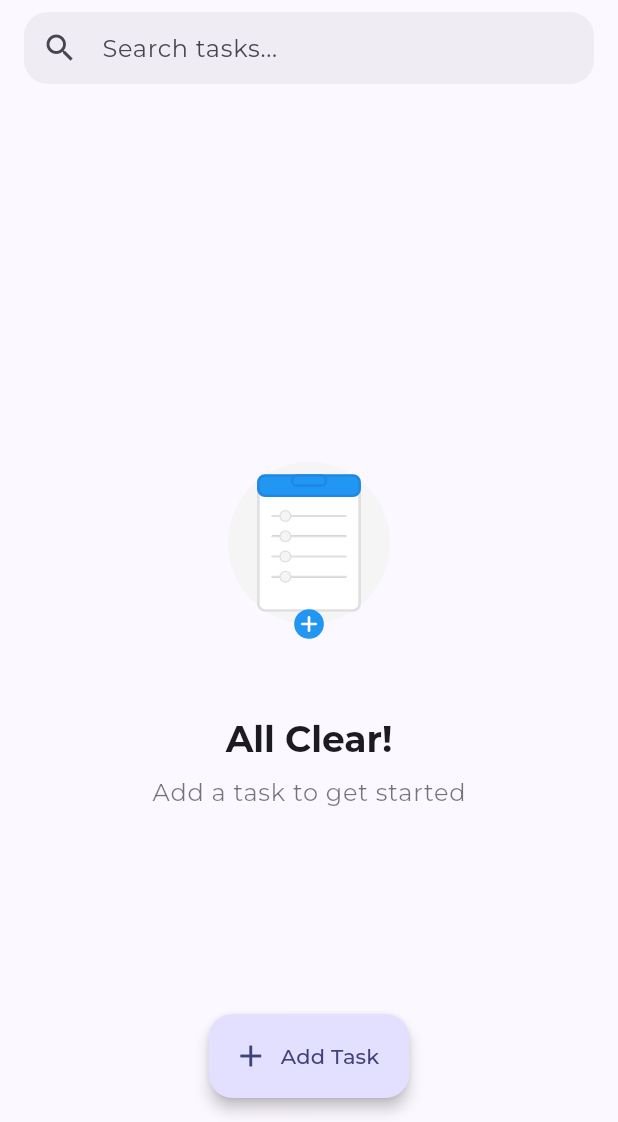
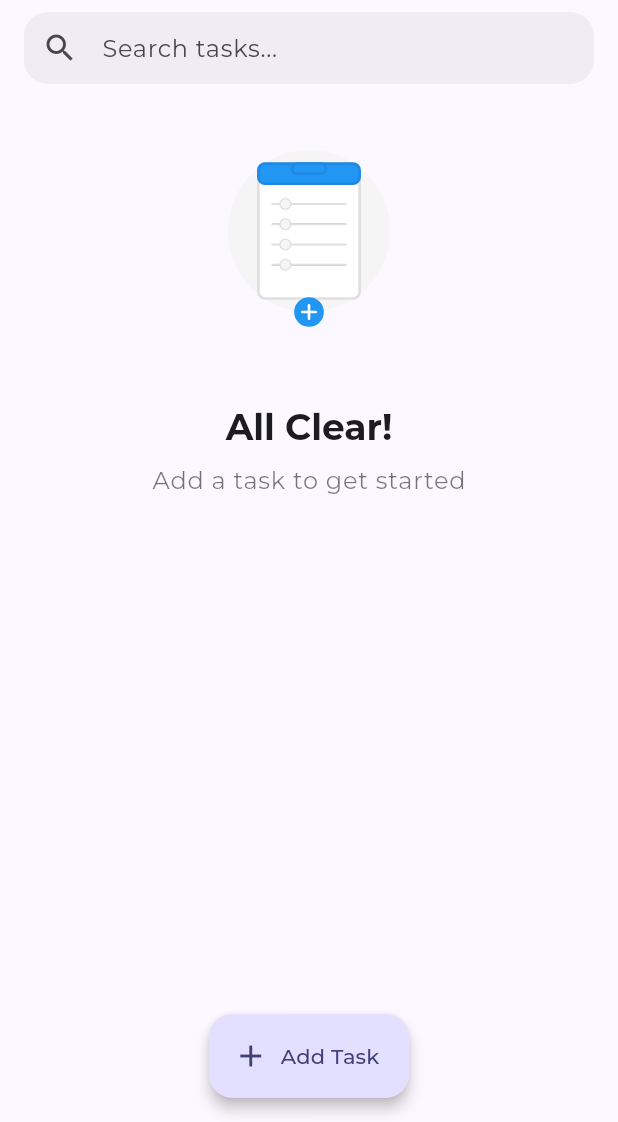
Before and after one commit to ramynabilmahmoud/BlueTick, a Flutter app: the screen it shows after launch, in the side drawer, after a tap on the "menu" icon, on a phone screen of 412 x 824 dp, the part 114-1236 px from its top. Run offline on Flutter 3.47's test engine with Material 3 defaults, Android fonts, the phone set to English and light mode, and no system bars; our stand-ins replace flutter_svg, shared_preferences.

Commit message:
some edits

```diff
--- a/lib/screens/completed_tasks_screen.dart
+++ b/lib/screens/completed_tasks_screen.dart
@@ -1,7 +1,6 @@
 import 'package:bluetick/models/todo.dart';
 import 'package:bluetick/widgets/task_card.dart';
 import 'package:flutter/material.dart';
-import 'package:flutter/services.dart';
 
 class CompletedTasksScreen extends StatefulWidget {
   final List<Todo> completedTodos;
@@ -32,11 +31,6 @@ class _CompletedTasksScreenState extends State<CompletedTasksScreen> {
       appBar: AppBar(
         backgroundColor: colorScheme.surface,
         elevation: 0,
-        systemOverlayStyle: SystemUiOverlayStyle(
-          statusBarColor: Colors.transparent,
-          statusBarIconBrightness:
-              widget.isDarkMode ? Brightness.light : Brightness.dark,
-        ),
         title: Text(
           'Completed Tasks',
           style: theme.textTheme.titleLarge?.copyWith(
--- a/lib/screens/scheduled_tasks_screen.dart
+++ b/lib/screens/scheduled_tasks_screen.dart
@@ -1,7 +1,6 @@
 import 'package:bluetick/models/todo.dart';
 import 'package:bluetick/widgets/task_card.dart';
 import 'package:flutter/material.dart';
-import 'package:flutter/services.dart';
 
 class ScheduledTasksScreen extends StatefulWidget {
   final List<Todo> pendingTodos;
@@ -53,11 +52,6 @@ class _ScheduledTasksScreenState extends State<ScheduledTasksScreen> {
       appBar: AppBar(
         backgroundColor: colorScheme.surface,
         elevation: 0,
-        systemOverlayStyle: SystemUiOverlayStyle(
-          statusBarColor: Colors.transparent,
-          statusBarIconBrightness:
-              widget.isDarkMode ? Brightness.light : Brightness.dark,
-        ),
         title: Text(
           'Scheduled Tasks',
           style: theme.textTheme.titleLarge?.copyWith(
--- a/lib/screens/todo_screen.dart
+++ b/lib/screens/todo_screen.dart
@@ -79,22 +79,20 @@ class _TodoScreenState extends State<TodoScreen> {
       floatingActionButton: _buildAddTaskButton(context, colorScheme),
       floatingActionButtonLocation: FloatingActionButtonLocation.centerFloat,
       body: SafeArea(
-        child: CustomScrollView(
-          slivers: [
+        child: ListView(
+          children: [
             // App Header
             TodoHeader(
               incompleteTodosCount: incompleteTodos.length,
               isDarkMode: widget.isDarkMode,
               toggleTheme: widget.toggleTheme,
             ),
-
             // Search Bar
             TodoSearchBar(
               controller: controller,
               colorScheme: colorScheme,
               onChanged: widget.setSearchQuery,
             ),
-
             // Active Tasks Section
             if (incompleteTodos.isNotEmpty)
               ActiveTasksSection(
@@ -104,11 +102,9 @@ class _TodoScreenState extends State<TodoScreen> {
                 updatePriority: widget.updatePriority,
                 updateTodo: widget.updateTodo,
               ),
-
             // Empty State
             if (widget.todos.isEmpty)
               EmptyStateWidget(theme: theme, colorScheme: colorScheme),
-
             // Completed Tasks Section
             if (completedTodos.isNotEmpty)
               CompletedTasksSection(
@@ -120,9 +116,7 @@ class _TodoScreenState extends State<TodoScreen> {
                 colorScheme: colorScheme,
                 theme: theme,
               ),
-
-            // Bottom Space for FAB
-            const SliverToBoxAdapter(child: SizedBox(height: 80)),
+            const SizedBox(height: 80), // Empty space for floating button
           ],
         ),
       ),
--- a/lib/theme/app_theme.dart
+++ b/lib/theme/app_theme.dart
@@ -10,55 +10,6 @@ class AppTheme {
         brightness: Brightness.light,
         secondary: const Color(0xFF00C2FF),
         tertiary: const Color(0xFF4CAF50),
-      ),
-      appBarTheme: const AppBarTheme(
-        elevation: 0,
-        centerTitle: false,
-        titleTextStyle: TextStyle(
-          fontFamily: 'Montserrat',
-          fontWeight: FontWeight.bold,
-          fontSize: 20,
-        ),
-      ),
-      elevatedButtonTheme: ElevatedButtonThemeData(
-        style: ElevatedButton.styleFrom(
-          elevation: 0,
-          padding: const EdgeInsets.symmetric(horizontal: 16, vertical: 12),
-          shape: RoundedRectangleBorder(
-            borderRadius: BorderRadius.circular(12),
-          ),
-        ),
-      ),
-      textButtonTheme: TextButtonThemeData(
-        style: TextButton.styleFrom(
-          padding: const EdgeInsets.symmetric(horizontal: 16, vertical: 12),
-          shape: RoundedRectangleBorder(
-            borderRadius: BorderRadius.circular(12),
-          ),
-        ),
-      ),
-      inputDecorationTheme: InputDecorationTheme(
-        filled: true,
-        border: OutlineInputBorder(
-          borderRadius: BorderRadius.circular(12),
-          borderSide: BorderSide.none,
-        ),
-        contentPadding: const EdgeInsets.symmetric(
-          horizontal: 16,
-          vertical: 16,
-        ),
-      ),
-      cardTheme: CardTheme(
-        elevation: 2,
-        shape: RoundedRectangleBorder(borderRadius: BorderRadius.circular(16)),
-        clipBehavior: Clip.antiAlias,
-      ),
-      floatingActionButtonTheme: FloatingActionButtonThemeData(
-        elevation: 4,
-        shape: RoundedRectangleBorder(borderRadius: BorderRadius.circular(16)),
-      ),
-      checkboxTheme: CheckboxThemeData(
-        shape: RoundedRectangleBorder(borderRadius: BorderRadius.circular(4)),
       ),
     );
   }
@@ -73,55 +24,6 @@ class AppTheme {
         secondary: const Color(0xFF5EDDFF),
         tertiary: const Color(0xFF7AE582),
       ),
-      appBarTheme: const AppBarTheme(
-        elevation: 0,
-        centerTitle: false,
-        titleTextStyle: TextStyle(
-          fontFamily: 'Montserrat',
-          fontWeight: FontWeight.bold,
-          fontSize: 20,
-        ),
-      ),
-      elevatedButtonTheme: ElevatedButtonThemeData(
-        style: ElevatedButton.styleFrom(
-          elevation: 0,
-          padding: const EdgeInsets.symmetric(horizontal: 16, vertical: 12),
-          shape: RoundedRectangleBorder(
-            borderRadius: BorderRadius.circular(12),
-          ),
-        ),
-      ),
-      textButtonTheme: TextButtonThemeData(
-        style: TextButton.styleFrom(
-          padding: const EdgeInsets.symmetric(horizontal: 16, vertical: 12),
-          shape: RoundedRectangleBorder(
-            borderRadius: BorderRadius.circular(12),
-          ),
-        ),
-      ),
-      inputDecorationTheme: InputDecorationTheme(
-        filled: true,
-        border: OutlineInputBorder(
-          borderRadius: BorderRadius.circular(12),
-          borderSide: BorderSide.none,
-        ),
-        contentPadding: const EdgeInsets.symmetric(
-          horizontal: 16,
-          vertical: 16,
-        ),
-      ),
-      cardTheme: CardTheme(
-        elevation: 2,
-        shape: RoundedRectangleBorder(borderRadius: BorderRadius.circular(16)),
-        clipBehavior: Clip.antiAlias,
-      ),
-      floatingActionButtonTheme: FloatingActionButtonThemeData(
-        elevation: 4,
-        shape: RoundedRectangleBorder(borderRadius: BorderRadius.circular(16)),
-      ),
-      checkboxTheme: CheckboxThemeData(
-        shape: RoundedRectangleBorder(borderRadius: BorderRadius.circular(4)),
-      ),
     );
   }
 }
--- a/lib/widgets/active_tasks_section.dart
+++ b/lib/widgets/active_tasks_section.dart
@@ -23,12 +23,11 @@ class ActiveTasksSection extends StatelessWidget {
     final theme = Theme.of(context);
     final colorScheme = theme.colorScheme;
 
-    return SliverList(
-      delegate: SliverChildBuilderDelegate(
-        (context, index) {
-          if (index == 0) {
+    return Column(
+      mainAxisSize: MainAxisSize.min,
+      children: [
         // Section header
-            return Padding(
+        Padding(
           padding: const EdgeInsets.fromLTRB(24, 24, 24, 8),
           child: Row(
             mainAxisAlignment: MainAxisAlignment.spaceBetween,
@@ -42,11 +41,11 @@ class ActiveTasksSection extends StatelessWidget {
               ),
             ],
           ),
-            );
-          }
+        ),
 
-          final todo = incompleteTodos[index - 1];
-          return Padding(
+        // Task items
+        ...incompleteTodos.map(
+          (todo) => Padding(
             padding: const EdgeInsets.symmetric(
               horizontal: 16.0,
               vertical: 4.0,
@@ -58,10 +57,9 @@ class ActiveTasksSection extends StatelessWidget {
               onPriorityChanged: updatePriority,
               onUpdateTask: updateTodo,
             ),
-          );
-        },
-        childCount: incompleteTodos.length + 1, // +1 for the header
           ),
+        ),
+      ],
     );
   }
 }
--- a/lib/widgets/add_task_dialog.dart
+++ b/lib/widgets/add_task_dialog.dart
@@ -96,7 +96,7 @@ class _AddTaskDialogState extends State<AddTaskDialog> {
 
             if (controller.text.trim().isNotEmpty) {
               if (isEditMode) {
-                widget.onUpdateTask?.call(
+                widget.onUpdateTask!(
                   widget.todoToEdit!.id,
                   controller.text.trim(),
                   selectedPriority,
--- a/lib/widgets/completed_tasks_section.dart
+++ b/lib/widgets/completed_tasks_section.dart
@@ -24,12 +24,11 @@ class CompletedTasksSection extends StatelessWidget {
 
   @override
   Widget build(BuildContext context) {
-    return SliverList(
-      delegate: SliverChildBuilderDelegate(
-        (context, index) {
-          if (index == 0) {
+    return Column(
+      mainAxisSize: MainAxisSize.min,
+      children: [
         // Section header
-            return Padding(
+        Padding(
           padding: const EdgeInsets.fromLTRB(24, 24, 24, 8),
           child: Row(
             mainAxisAlignment: MainAxisAlignment.spaceBetween,
@@ -49,11 +48,11 @@ class CompletedTasksSection extends StatelessWidget {
               ),
             ],
           ),
-            );
-          }
+        ),
 
-          final todo = completedTodos[index - 1];
-          return Padding(
+        // Task items
+        ...completedTodos.map(
+          (todo) => Padding(
             padding: const EdgeInsets.symmetric(horizontal: 16, vertical: 4),
             child: TaskCard(
               todo: todo,
@@ -62,10 +61,9 @@ class CompletedTasksSection extends StatelessWidget {
               onPriorityChanged: updatePriority,
               onUpdateTask: updateTodo,
             ),
-          );
-        },
-        childCount: completedTodos.length + 1, // +1 for the header
           ),
+        ),
+      ],
     );
   }
 }
--- a/lib/widgets/empty_state_widget.dart
+++ b/lib/widgets/empty_state_widget.dart
@@ -13,9 +13,7 @@ class EmptyStateWidget extends StatelessWidget {
 
   @override
   Widget build(BuildContext context) {
-    return SliverFillRemaining(
-      hasScrollBody: false,
-      child: Center(
+    return Center(
       child: Column(
         mainAxisAlignment: MainAxisAlignment.center,
         children: [
@@ -40,7 +38,6 @@ class EmptyStateWidget extends StatelessWidget {
           ),
         ],
       ),
-      ),
     );
   }
 }
--- a/lib/widgets/todo_header.dart
+++ b/lib/widgets/todo_header.dart
@@ -17,8 +17,7 @@ class TodoHeader extends StatelessWidget {
     final theme = Theme.of(context);
     final colorScheme = theme.colorScheme;
 
-    return SliverToBoxAdapter(
-      child: Padding(
+    return Padding(
       padding: const EdgeInsets.only(left: 24, right: 24, top: 16, bottom: 0),
       child: Row(
         mainAxisAlignment: MainAxisAlignment.spaceBetween,
@@ -42,14 +41,11 @@ class TodoHeader extends StatelessWidget {
           ),
           Row(
             children: [
-                Builder(
-                  builder:
-                      (context) => IconButton(
+              IconButton(
                 icon: const Icon(Icons.menu),
                 onPressed: () {
                   Scaffold.of(context).openDrawer();
                 },
-                      ),
               ),
               IconButton(
                 icon: Icon(
@@ -58,15 +54,12 @@ class TodoHeader extends StatelessWidget {
                 ),
                 onPressed: toggleTheme,
                 tooltip:
-                      isDarkMode
-                          ? 'Switch to light mode'
-                          : 'Switch to dark mode',
+                    isDarkMode ? 'Switch to light mode' : 'Switch to dark mode',
               ),
             ],
           ),
         ],
       ),
-      ),
     );
   }
 }
--- a/lib/widgets/todo_search_bar.dart
+++ b/lib/widgets/todo_search_bar.dart
@@ -14,8 +14,7 @@ class TodoSearchBar extends StatelessWidget {
 
   @override
   Widget build(BuildContext context) {
-    return SliverToBoxAdapter(
-      child: Padding(
+    return Padding(
       padding: const EdgeInsets.symmetric(horizontal: 16.0, vertical: 8.0),
       child: TextField(
         controller: controller,
@@ -32,7 +31,6 @@ class TodoSearchBar extends StatelessWidget {
         ),
         onChanged: onChanged,
       ),
-      ),
     );
   }
 }
```
Lines whose indentation alone changed are shown as unchanged.
